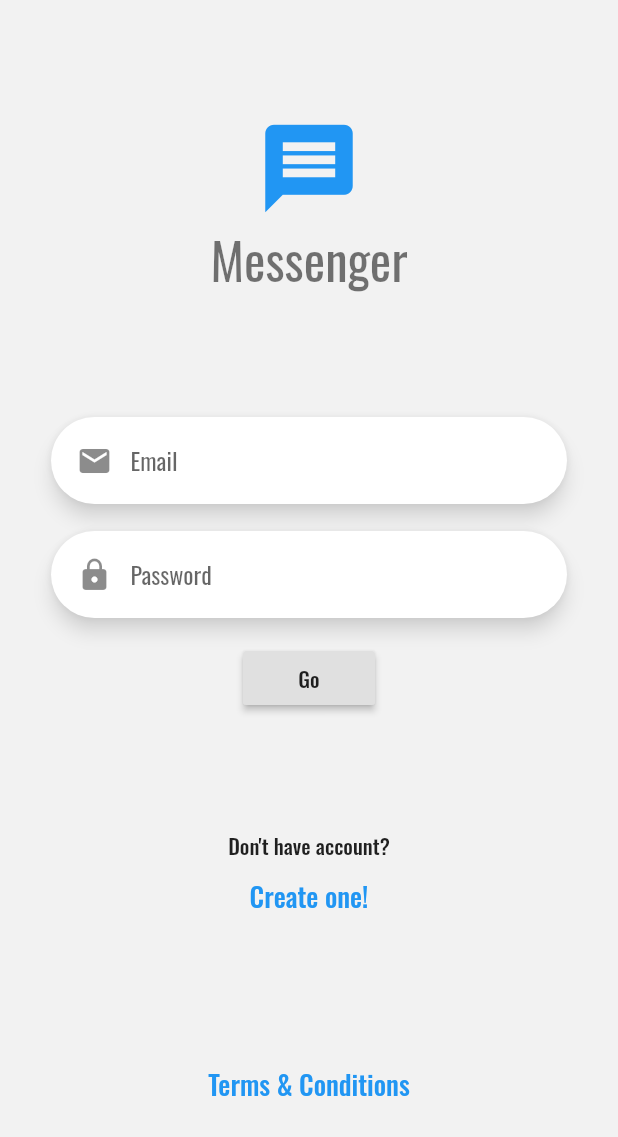
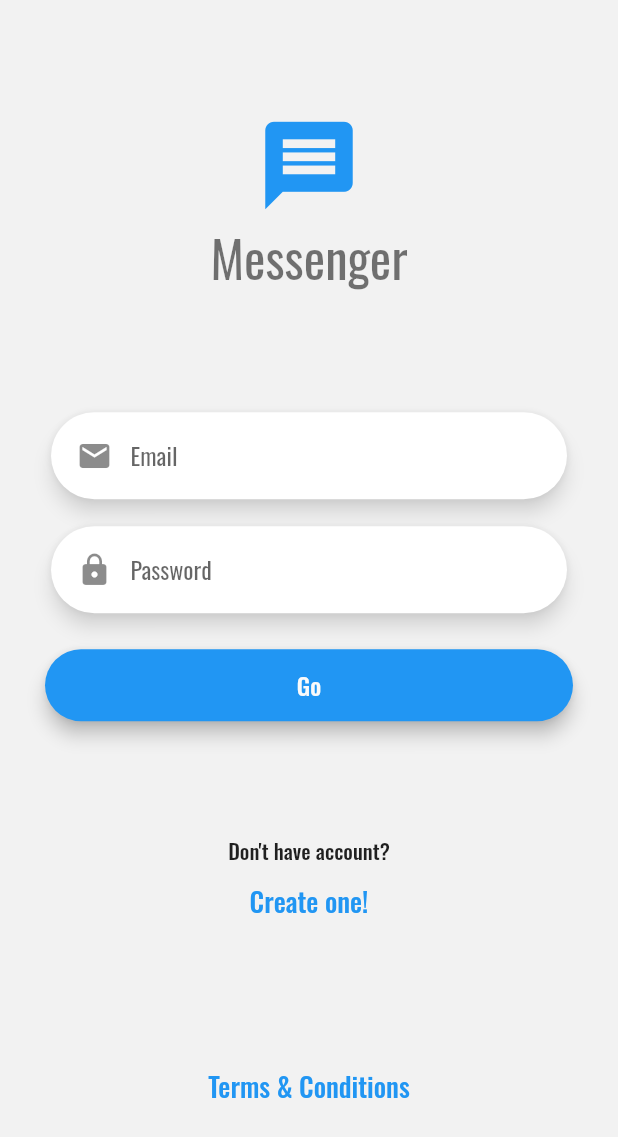
Before and after one commit to marcossevilla/messenger, a Flutter app: the screen it shows after launch, on a phone screen of 412 x 824 dp. Shown: the top 1137 px of the screen. Run offline on Flutter 3.47's test engine with Material 2 defaults, Android fonts, the phone set to English and light mode, and no system bars; our stand-ins replace google_fonts.

Commit message:
custom button

```diff
--- a/lib/ui/screens/login_screen.dart
+++ b/lib/ui/screens/login_screen.dart
@@ -1,6 +1,7 @@
 import 'package:flutter/material.dart';
 
-import '../widgets/card_input_field.dart';
+import '../widgets/app_button.dart';
+import '../widgets/app_input_field.dart';
 import '../widgets/logo.dart';
 import '../widgets/terms_conditions.dart';
 
@@ -70,25 +71,24 @@ class __FormState extends State<_Form> {
     return Padding(
       padding: const EdgeInsets.symmetric(horizontal: 30),
       child: Column(
+        crossAxisAlignment: CrossAxisAlignment.stretch,
         children: [
-          CardInputField(
+          AppField(
             icon: Icons.mail,
             placeholder: 'Email',
             controller: _emailController,
             type: TextInputType.emailAddress,
           ),
           const SizedBox(height: 10),
-          CardInputField(
+          AppField(
             icon: Icons.lock,
             placeholder: 'Password',
             controller: _passwordController,
             isPassword: true,
           ),
-          const SizedBox(height: 12),
-
-          // TODO: Make cooler button
-          RaisedButton(
-            child: const Text('Go'),
+          const SizedBox(height: 20),
+          AppButton(
+            label: 'Go',
             onPressed: () {},
           ),
         ],
--- /dev/null
+++ b/lib/ui/widgets/app_button.dart
@@ -0,0 +1,27 @@
+import 'package:flutter/material.dart';
+
+class AppButton extends StatelessWidget {
+  const AppButton({
+    Key key,
+    @required this.label,
+    @required this.onPressed,
+  }) : super(key: key);
+
+  final String label;
+  final Function onPressed;
+
+  @override
+  Widget build(BuildContext context) {
+    return RaisedButton(
+      elevation: 5,
+      color: Colors.blue,
+      textColor: Theme.of(context).scaffoldBackgroundColor,
+      shape: const StadiumBorder(),
+      child: Padding(
+        padding: const EdgeInsets.symmetric(vertical: 12),
+        child: Text(label, style: const TextStyle(fontSize: 16)),
+      ),
+      onPressed: onPressed,
+    );
+  }
+}
--- a/lib/ui/widgets/card_input_field.dart
+++ b/lib/ui/widgets/app_input_field.dart
@@ -1,7 +1,7 @@
 import 'package:flutter/material.dart';
 
-class CardInputField extends StatelessWidget {
-  const CardInputField({
+class AppField extends StatelessWidget {
+  const AppField({
     Key key,
     @required this.icon,
     @required this.controller,
@@ -21,9 +21,7 @@ class CardInputField extends StatelessWidget {
     return Card(
       elevation: 5,
       shadowColor: Colors.grey.shade100,
-      shape: RoundedRectangleBorder(
-        borderRadius: BorderRadius.circular(30),
-      ),
+      shape: const StadiumBorder(),
       child: Padding(
         padding: const EdgeInsets.all(5),
         child: TextField(
```
